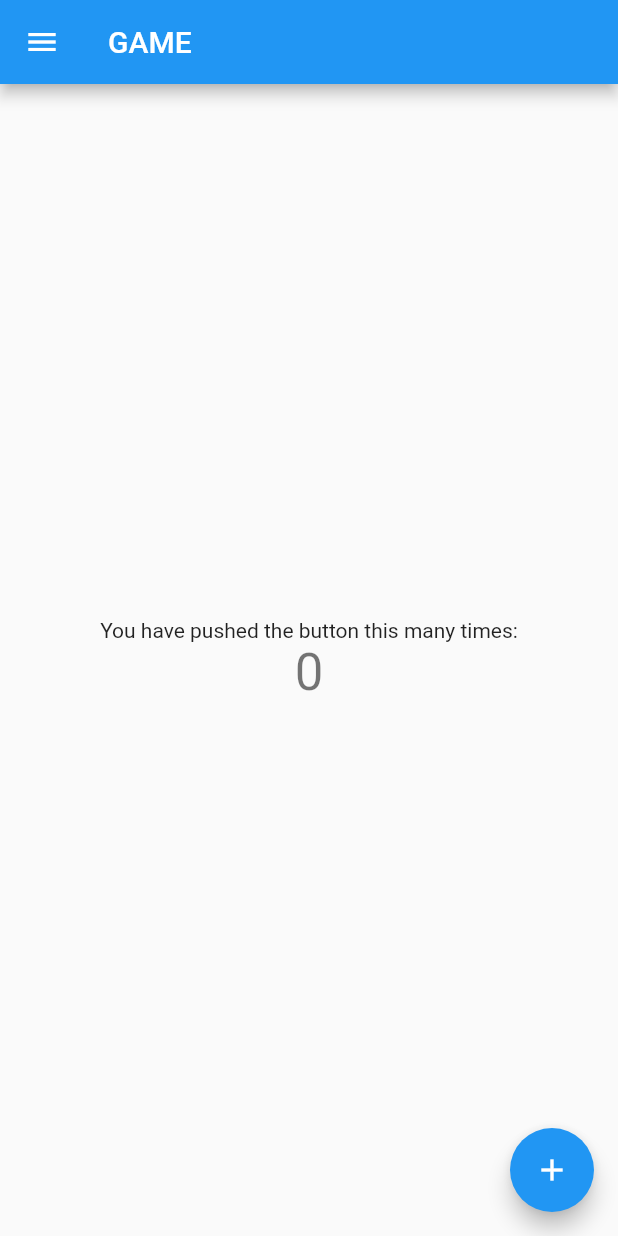
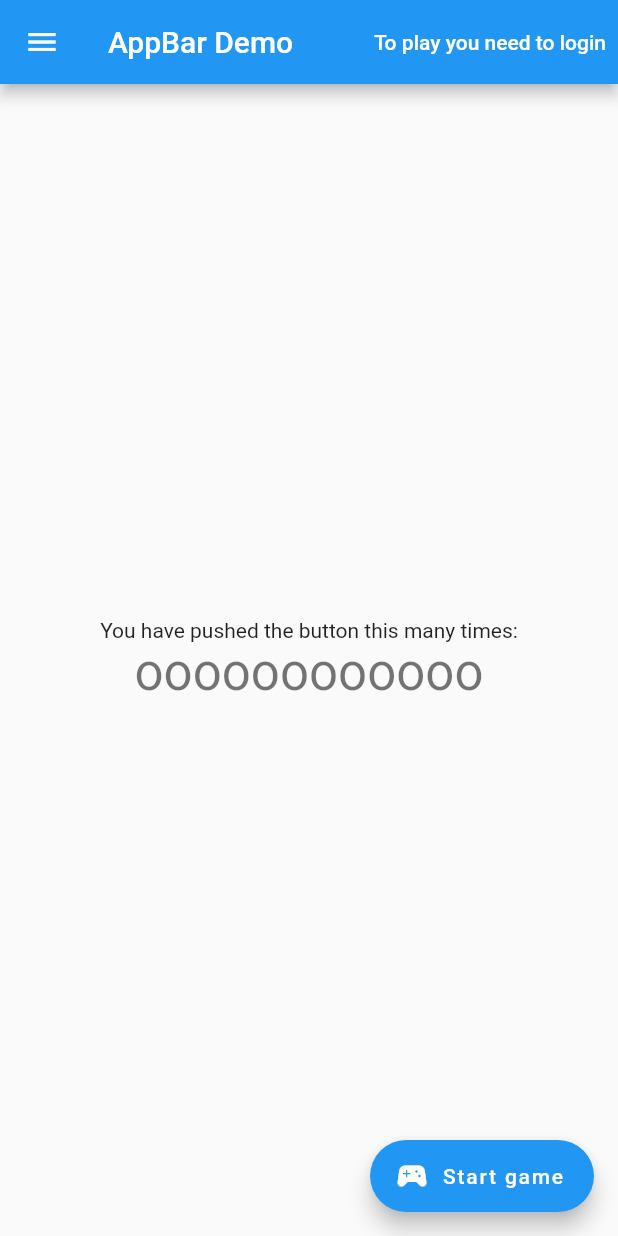
Before and after one commit to mmskl/aplikacje-mobilne-30900147, a Flutter app: the screen it shows after launch, on a phone screen of 412 x 824 dp. Run offline on Flutter 3.47's test engine with Material 2 defaults, Android fonts, the phone set to English and light mode, and no system bars.

Commit message:
Add routing and table for hall of fame

```diff
--- a/lib/main.dart
+++ b/lib/main.dart
@@ -1,4 +1,6 @@
 import 'package:flutter/material.dart';
+import 'dart:developer' as developer;
+import 'dart:collection';
 
 void main() => runApp(App());
 
@@ -6,14 +8,24 @@ class App extends StatelessWidget {
   @override
   Widget build(BuildContext context) {
     return MaterialApp(
+      debugShowCheckedModeBanner: false,
       title: 'Manual reflex analyzer',
       theme: ThemeData(
         primarySwatch: Colors.blue,
       ),
-      home: Game(title: 'GAME'),
+      initialRoute: '/',
+      routes: <String, WidgetBuilder>{
+        '/': (BuildContext context) => const Game(),
+        '/hall-of-fame': (BuildContext context) => const HallOfFame(),
+        '/about': (BuildContext context) => const About(),
+      },
+
     );
   }
 }
+
+
+
 
 class NavDrawer extends StatelessWidget {
   @override
@@ -25,18 +37,22 @@ class NavDrawer extends StatelessWidget {
           DrawerHeader(
             child: Text(
               'Side menu',
-              style: TextStyle(color: Colors.white, fontSize: 25),
+              style: TextStyle(color: Colors.white, fontSize: 15),
             ),
           ),
           ListTile(
             leading: Icon(Icons.input),
             title: Text('Game'),
-            onTap: () => {},
+            onTap: () => {Navigator.of(context).pushReplacementNamed('/')},
           ),
           ListTile(
             leading: Icon(Icons.verified_user),
             title: Text('Hall of Fame'),
-            onTap: () => {Navigator.of(context).pop()},
+            onTap: () {
+              Navigator.of(context).pop();
+              Navigator.push(
+                context, MaterialPageRoute(builder: (context) => HallOfFame()));
+            },
           ),
           ListTile(
             leading: Icon(Icons.settings),
@@ -53,98 +69,110 @@ class NavDrawer extends StatelessWidget {
   }
 }
 
+Map<String, int> sortMap(Map<String, int> data) {
+
+  var sortedEntries = data.entries.toList()..sort((e1, e2) {
+    var diff = e2.value.compareTo(e1.value);
+    if (diff == 0) diff = e2.key.compareTo(e1.key);
+    return diff;
+  });
+
+  return Map<String, int>.fromEntries(sortedEntries);
+}
+
+
 
 class Game extends StatefulWidget {
-  const Game({super.key, required this.title});
-
-  // This widget is the home page of your application. It is stateful, meaning
-  // that it has a State object (defined below) that contains fields that affect
-  // how it looks.
-
-  // This class is the configuration for the state. It holds the values (in this
-  // case the title) provided by the parent (in this case the App widget) and
-  // used by the build method of the State. Fields in a Widget subclass are
-  // always marked "final".
-
-  final String title;
+  const Game({super.key});
 
   @override
   State<Game> createState() => _GameState();
 }
 
 class _GameState extends State<Game> {
-  int _counter = 0;
+  bool _is_game_playing = false;
+  bool _is_logged_in = false;
+  String _who_is_logged_in = 'anonymous';
 
-  void _incrementCounter() {
+  void _startGame() {
     setState(() {
-      // This call to setState tells the Flutter framework that something has
-      // changed in this State, which causes it to rerun the build method below
-      // so that the display can reflect the updated values. If we changed
-      // _counter without calling setState(), then the build method would not be
-      // called again, and so nothing would appear to happen.
-      _counter++;
+      _is_game_playing = true;
     });
   }
 
+
+  bool _showButton() {
+    if (_is_game_playing) { return false; }
+    if (_is_logged_in) { return false; }
+
+    return true;
+  }
+
+
+
   @override
   Widget build(BuildContext context) {
-    // This method is rerun every time setState is called, for instance as done
-    // by the _incrementCounter method above.
-    //
-    // The Flutter framework has been optimized to make rerunning build methods
-    // fast, so that you can just rebuild anything that needs updating rather
-    // than having to individually change instances of widgets.
+
+    final ButtonStyle style = TextButton.styleFrom(
+      foregroundColor: Theme.of(context).colorScheme.onPrimary,
+    );
+
+    String main_message = '';
+
+    if (_is_logged_in) {
+      main_message =  "hello, you currently play as ${_who_is_logged_in}";
+    } else {
+      main_message =  "To play you need to login";
+    }
+
     return Scaffold(
       appBar: AppBar(
-        // Here we take the value from the Game object that was created by
-        // the App.build method, and use it to set our appbar title.
-        title: Text(widget.title),
+        title: const Text('AppBar Demo'),
+        actions: <Widget>[
+          TextButton(
+            style: style,
+            onPressed: () {},
+            child: Text(main_message),
+          ),
+        ],
       ),
       drawer: NavDrawer(),
       body: Center(
         // Center is a layout widget. It takes a single child and positions it
         // in the middle of the parent.
         child: Column(
-          // Column is also a layout widget. It takes a list of children and
-          // arranges them vertically. By default, it sizes itself to fit its
-          // children horizontally, and tries to be as tall as its parent.
-          //
-          // Invoke "debug painting" (press "p" in the console, choose the
-          // "Toggle Debug Paint" action from the Flutter Inspector in Android
-          // Studio, or the "Toggle Debug Paint" command in Visual Studio Code)
-          // to see the wireframe for each widget.
-          //
-          // Column has various properties to control how it sizes itself and
-          // how it positions its children. Here we use mainAxisAlignment to
-          // center the children vertically; the main axis here is the vertical
-          // axis because Columns are vertical (the cross axis would be
-          // horizontal).
           mainAxisAlignment: MainAxisAlignment.center,
           children: <Widget>[
             const Text(
               'You have pushed the button this many times:',
             ),
             Text(
-              '$_counter',
+              'oooooooooooo',
               style: Theme.of(context).textTheme.headline4,
             ),
           ],
         ),
       ),
-      floatingActionButton: FloatingActionButton(
-        onPressed: _incrementCounter,
-        tooltip: 'Increment',
-        child: const Icon(Icons.add),
-      ), // This trailing comma makes auto-formatting nicer for build methods.
-    );
+
+      floatingActionButton: Visibility(
+        visible: _showButton(),
+        child:  FloatingActionButton.extended(
+          onPressed: _startGame,
+          label: Text('Start game'),
+          icon: Icon(Icons.sports_esports),
+        ),
+      ),
+      );
   }
 }
 
 
 
 class About extends StatelessWidget {
+  const About({super.key});
   @override
   Widget build(BuildContext context) {
+
     List<String> authors = [
       'Marcin Moskal',
       'Kacper Kromka',
@@ -178,16 +206,50 @@ class About extends StatelessWidget {
   }
 }
 
+
+
 class HallOfFame extends StatelessWidget {
+  const HallOfFame({super.key});
   @override
   Widget build(BuildContext context) {
+
+    // todo: get from shared_preferences
+    Map<String, int> players = {
+        'Sterling': 65,
+          'Marquis': 55,
+          'Briar': 125,
+          'Asher': 36,
+          'Kori': 25,
+          'Dionte': 55,
+          'Korbin': 10,
+          'Ania': 15,
+    };
+
+    // topPlayers = sortMap(players);
+
+
+   // topPlayers.forEach((k,v) => {
+   //   print('klucz: ${k}: wartość: ${v}')
+   // });
+
+
     return Scaffold(
       appBar: AppBar(
-        title: Text('HallOfFame'),
+        title: Text(
+          'Hall of Fame',
+          style: TextStyle(color: Colors.white, fontSize: 15),
+          ),
       ),
       body: Container(
         child: Center(
-          child: Text('HallOfFame Page'),
+          child: DataTable(
+            columns: [
+              DataColumn(label: Text('name')),
+              DataColumn(label: Text('points')),
+          ], rows: [
+            DataRow(cells: [ DataCell(Text('name1')),  DataCell(Text('1111'))]),
+            DataRow(cells: [ DataCell(Text('name1')),  DataCell(Text('2222'))]),
+          ]),
         ),
       ),
     );
```
